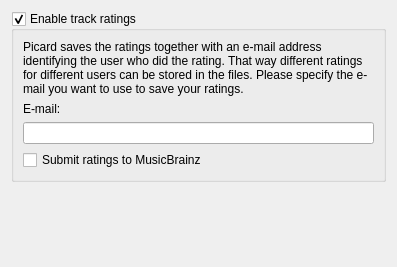
Old version of the form ui/options_ratings.ui in the repository metabrainz/picard.
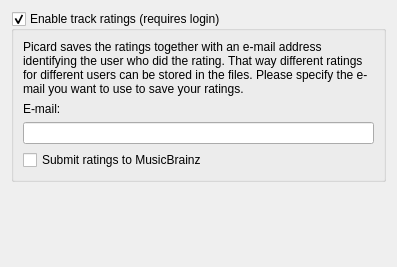
New version of the form.

Commit message:
PICARD-1638: Label options that require login, keep collections always editable
Add "(requires login)" suffix to option labels that trigger
authentication:
- "Enable track ratings (requires login)"
- "Use only my genres (requires login)"
- "Enable managing user collections (requires login)"

Also remove the code that disabled the user collections checkbox
when not logged in. This is no longer needed since the webservice
now gracefully retries requests without user-specific data when
authentication is declined.

The edit to the form file:
```diff
--- a/ui/options_ratings.ui
+++ b/ui/options_ratings.ui
@@ -14,7 +14,7 @@
    <item>
     <widget class="QGroupBox" name="enable_ratings">
      <property name="title">
-      <string>Enable track ratings</string>
+      <string>Enable track ratings (requires login)</string>
      </property>
      <property name="checkable">
       <bool>true</bool>
```
The commit also changes 6 other files.
